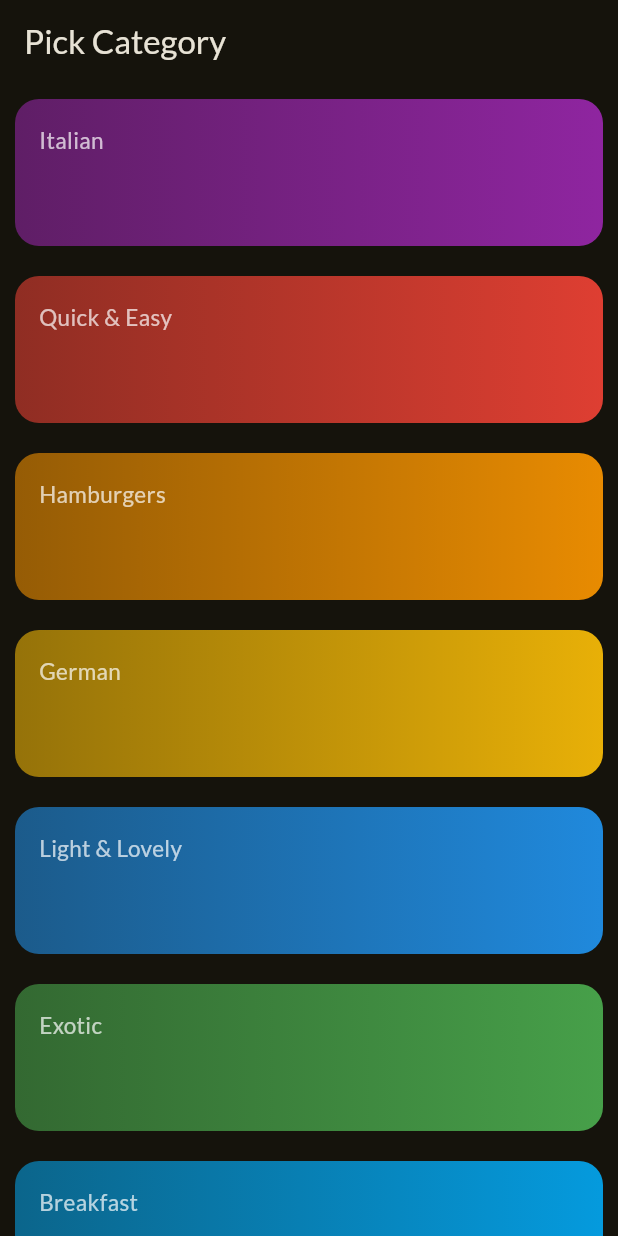
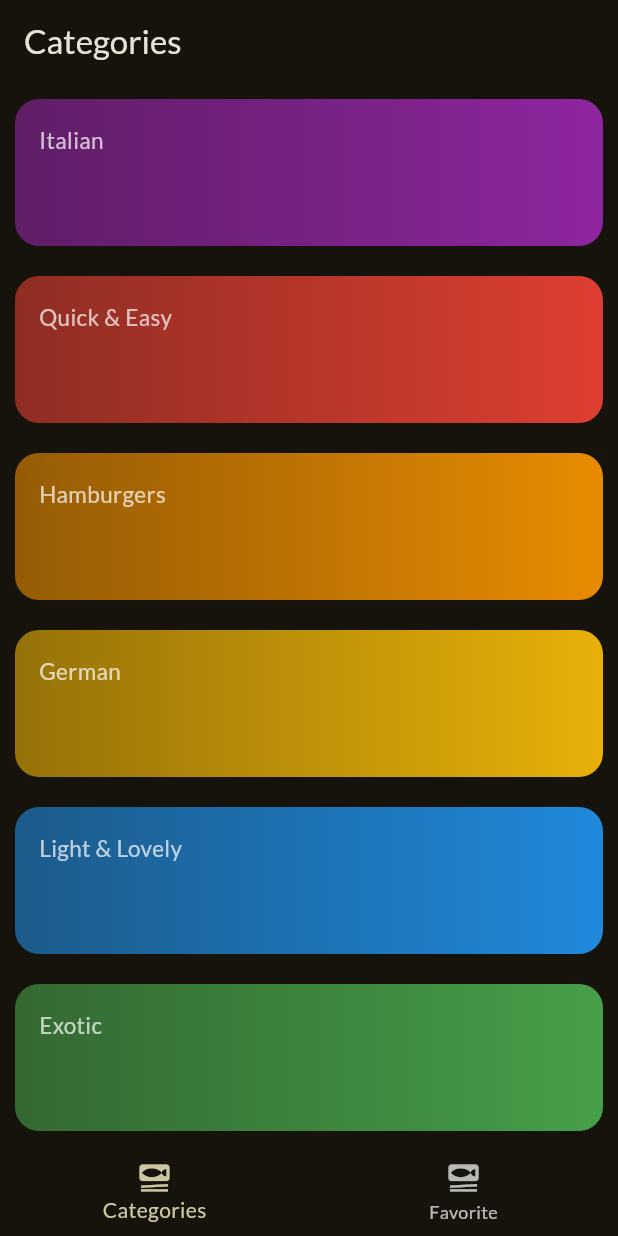
Before and after one commit to jayednahain/Meals-App, a Flutter app: the screen it shows after launch, on a phone screen of 412 x 824 dp. Run offline on Flutter 3.47's test engine with Material 2 defaults, Android fonts, the phone set to English and light mode, and no system bars; our stand-ins replace google_fonts, transparent_image.

Commit message:
163/_complete_adding tab based navigation

```diff
--- a/lib/Screen/categoriesScreen.dart
+++ b/lib/Screen/categoriesScreen.dart
@@ -24,12 +24,9 @@ class CategoriesScreen extends StatelessWidget {
 
   @override
   Widget build(BuildContext context) {
-    return Scaffold(
-      appBar: AppBar(
-        title: const Text("Pick Category"),
-      ),
+    return
       // (#151)
-      body: GridView(
+     GridView(
         padding: EdgeInsets.all(10),
         gridDelegate: SliverGridDelegateWithFixedCrossAxisCount(
           crossAxisCount: 1,
@@ -46,7 +43,7 @@ class CategoriesScreen extends StatelessWidget {
                 }
             )
         ],
-      ),
-    );
+      );
+
   }
 }
--- a/lib/Screen/tabScreen.dart
+++ b/lib/Screen/tabScreen.dart
@@ -0,0 +1,46 @@
+import 'package:flutter/material.dart';
+import 'package:mealsapp/Screen/categoriesScreen.dart';
+import 'package:mealsapp/Screen/mealsScreen.dart';
+
+class TabScreen extends StatefulWidget {
+  const TabScreen({Key? key}) : super(key: key);
+
+
+  @override
+  State<TabScreen> createState() => _TabScreenState();
+}
+
+class _TabScreenState extends State<TabScreen> {
+  int _selectedPageIndex =0;
+  //(#163)-1
+  void _selectPage(int index){
+    setState(() {
+      _selectedPageIndex = index;
+    });
+  }
+
+  @override
+  Widget build(BuildContext context) {
+
+    //(#163)-2
+    Widget activePage = CategoriesScreen();
+    String activePageTitle ="Categories";
+    if(_selectedPageIndex ==1){
+      activePage = MealsScreen(meals: []);
+      activePageTitle ="Your Favorite Items";
+    }
+
+    return Scaffold(
+      appBar: AppBar(title: Text(activePageTitle)),
+      body: activePage,
+      bottomNavigationBar: BottomNavigationBar(
+        onTap: _selectPage,
+        currentIndex: _selectedPageIndex,
+        items: [
+          BottomNavigationBarItem(icon:Icon(Icons.set_meal),label: 'Categories'),
+          BottomNavigationBarItem(icon:Icon(Icons.set_meal),label: 'Favorite')
+        ],
+      ),
+    );
+  }
+}
--- a/lib/main.dart
+++ b/lib/main.dart
@@ -2,6 +2,7 @@ import 'package:flutter/material.dart';
 import 'package:google_fonts/google_fonts.dart';
 import 'package:mealsapp/Screen/categoriesScreen.dart';
 import 'package:mealsapp/Screen/mealsScreen.dart';
+import 'package:mealsapp/Screen/tabScreen.dart';
 
 void main() {
   runApp(MyApp());
@@ -26,7 +27,8 @@ class MyApp extends StatelessWidget {
     return MaterialApp(
       title: 'Flutter Demo',
       theme:theme,
-      home: CategoriesScreen()
+        home: TabScreen()
+      // home: CategoriesScreen()
     );
   }
 }
```
Also changed, not shown: lib/Screen/mealsScreen.dart (+8 -3 lines), 1 other file.
